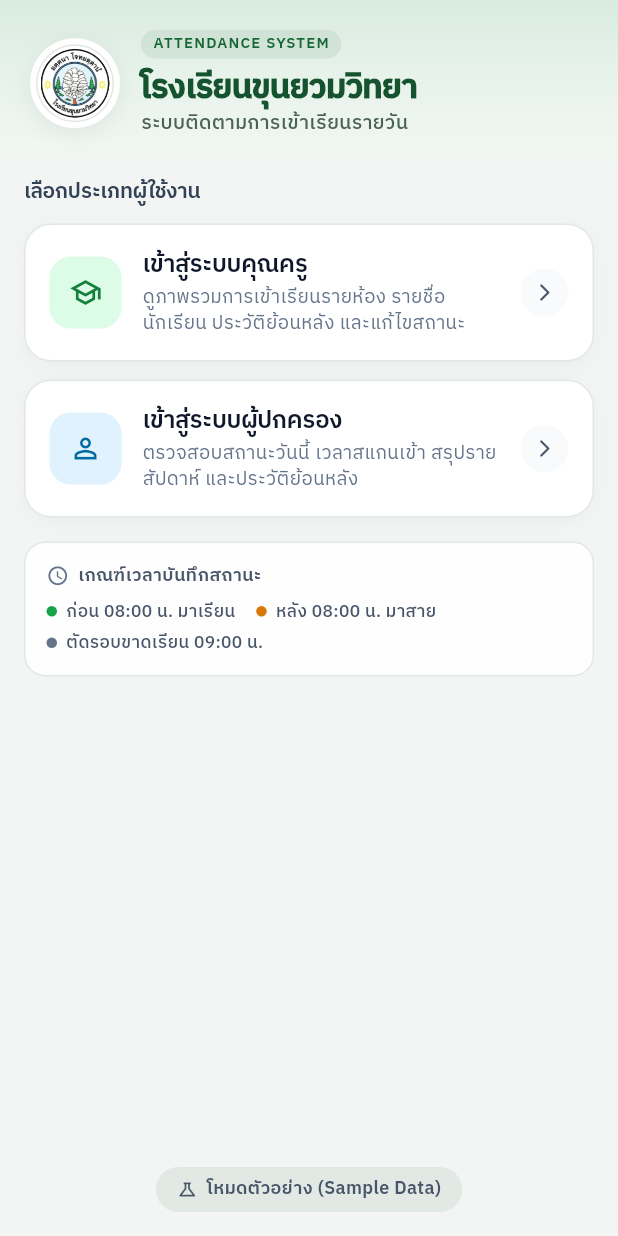
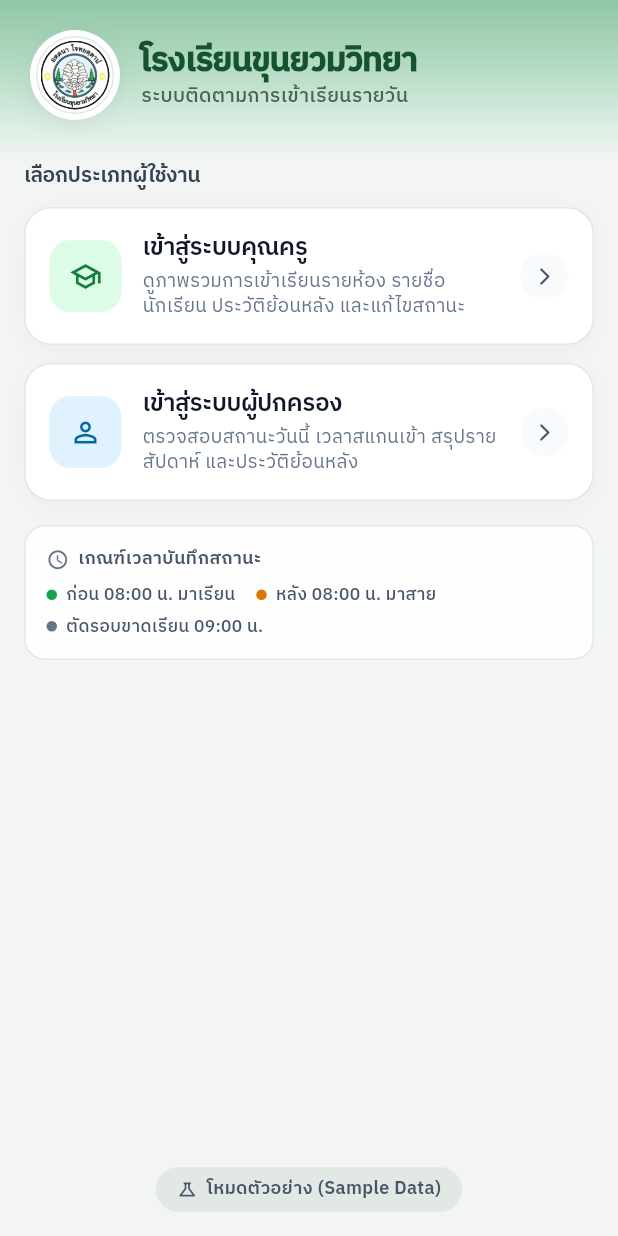
Before and after one commit to Thanawanit/Student_APP, a Flutter app: the screen it shows after launch, on a phone screen of 412 x 824 dp. Run offline on Flutter 3.47's test engine with Material 3 defaults, Android fonts, the phone set to English and light mode, and no system bars.

Commit message:
style(ui): remove attendance system tag and deepen landing header gradient

```diff
--- a/lib/features/role_selection/role_selection_screen.dart
+++ b/lib/features/role_selection/role_selection_screen.dart
@@ -42,12 +42,12 @@ class RoleSelectionScreen extends StatelessWidget {
                             begin: Alignment.topCenter,
                             end: Alignment.bottomCenter,
                             colors: <Color>[
-                              Color(0xFFD9EBDF),
-                              Color(0xFFE6F2EA),
-                              Color(0xFFF0F6F2),
+                              Color(0xFF8FC7A6),
+                              Color(0xFFB4DAC3),
+                              Color(0xFFDCEEE3),
                               Color(0xFFF2F5F3),
                             ],
-                            stops: <double>[0.0, 0.4, 0.8, 1.0],
+                            stops: <double>[0.0, 0.4, 0.78, 1.0],
                           ),
                         ),
                         child: SafeArea(
@@ -84,31 +84,6 @@ class RoleSelectionScreen extends StatelessWidget {
                                     crossAxisAlignment:
                                         CrossAxisAlignment.start,
                                     children: <Widget>[
-                                      Container(
-                                        padding: const EdgeInsets.symmetric(
-                                          horizontal: 8,
-                                          vertical: 3,
-                                        ),
-                                        decoration: BoxDecoration(
-                                          color: const Color(
-                                            0xFF14532D,
-                                          ).withValues(alpha: 0.08),
-                                          borderRadius: BorderRadius.circular(
-                                            99,
-                                          ),
-                                        ),
-                                        child: Text(
-                                          'ATTENDANCE SYSTEM',
-                                          style: AppTypography.microLabel
-                                              .copyWith(
-                                                color: const Color(0xFF166534),
-                                                fontSize: 10,
-                                                fontWeight: FontWeight.w700,
-                                                letterSpacing: 0.8,
-                                              ),
-                                        ),
-                                      ),
-                                      const SizedBox(height: 6),
                                       Text(
                                         'โรงเรียนขุนยวมวิทยา',
                                         style: AppTypography.pageTitle.copyWith(
```
